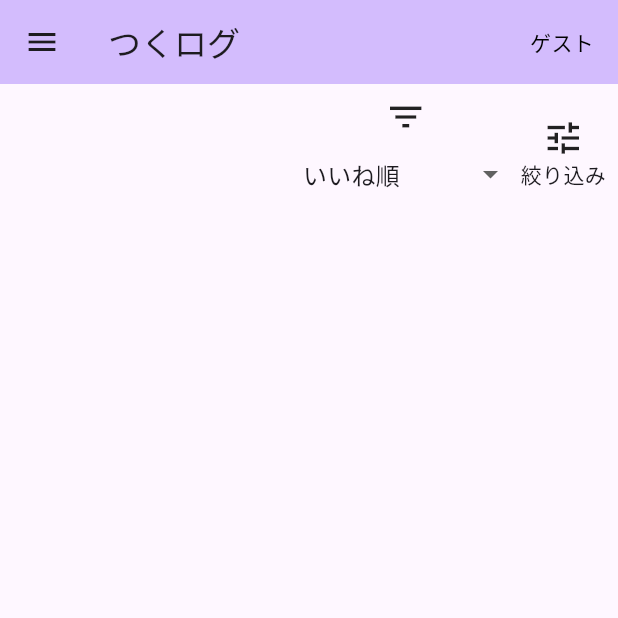
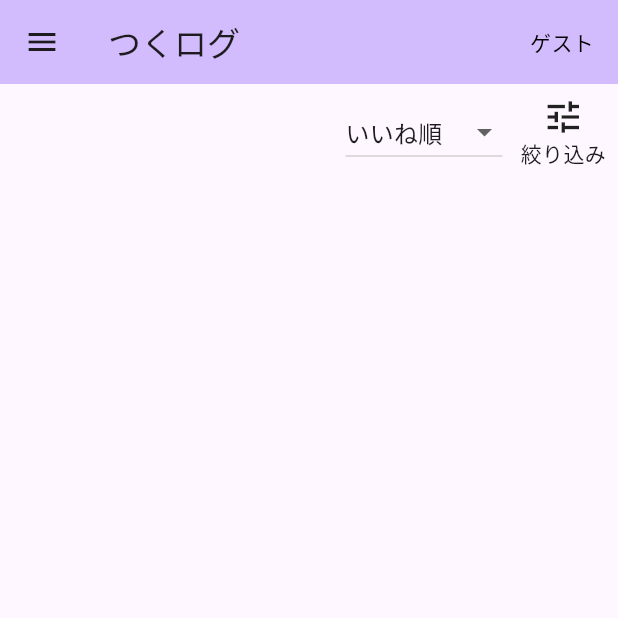
Before and after one commit to raimudes86/TsukuLog, a Flutter app: the screen it shows after launch, on a phone screen of 412 x 824 dp, the top half of it. Run offline on Flutter 3.47's test engine with Material 3 defaults, Android fonts, the phone set to English and light mode, and no system bars; our stand-ins replace cloud_firestore, firebase_auth, firebase_core; accounts and stored records are empty.

Commit message:
fix: 絞り込みの表示

```diff
--- a/lib/pages/my_home_page.dart
+++ b/lib/pages/my_home_page.dart
@@ -137,10 +137,8 @@ class _MyHomePageState extends State<MyHomePage> {
                           Column(
                             mainAxisSize: MainAxisSize.min,
                             children: [
-                              Icon(Icons.filter_list, size: 28),
                               DropdownButton<int>(
                                 value: _choiceIndex,
-                                underline: SizedBox(), // 下線を非表示
                                 onChanged: (value) {
                                   setState(() {
                                     _choiceIndex = value!;
@@ -163,7 +161,7 @@ class _MyHomePageState extends State<MyHomePage> {
                                   ),
                                   DropdownMenuItem(
                                     value: 1,
-                                    child: Text('関連企業の数順'),
+                                    child: Text('企業数順'),
                                   ),
                                   DropdownMenuItem(
                                     value: 2,
@@ -173,7 +171,7 @@ class _MyHomePageState extends State<MyHomePage> {
                               ),
                             ],
                           ),
-                          SizedBox(width: 8),
+                          SizedBox(width: 12),
                           GestureDetector(
                             onTap: () {
                               _showRightSlideModal(context);
```
